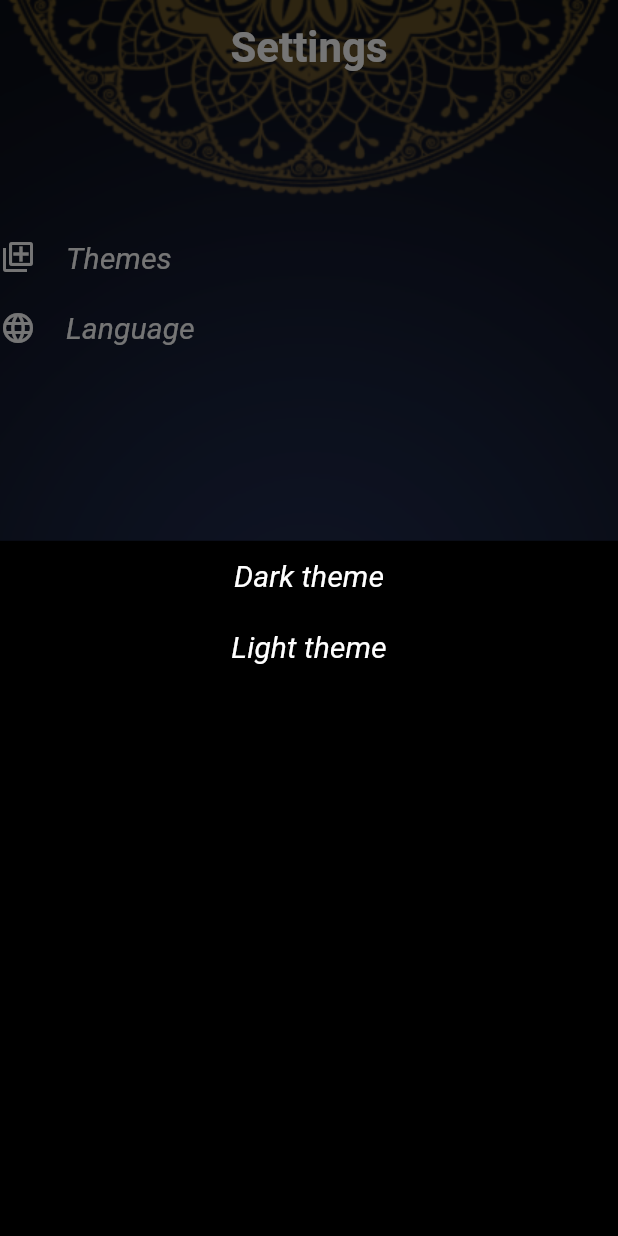
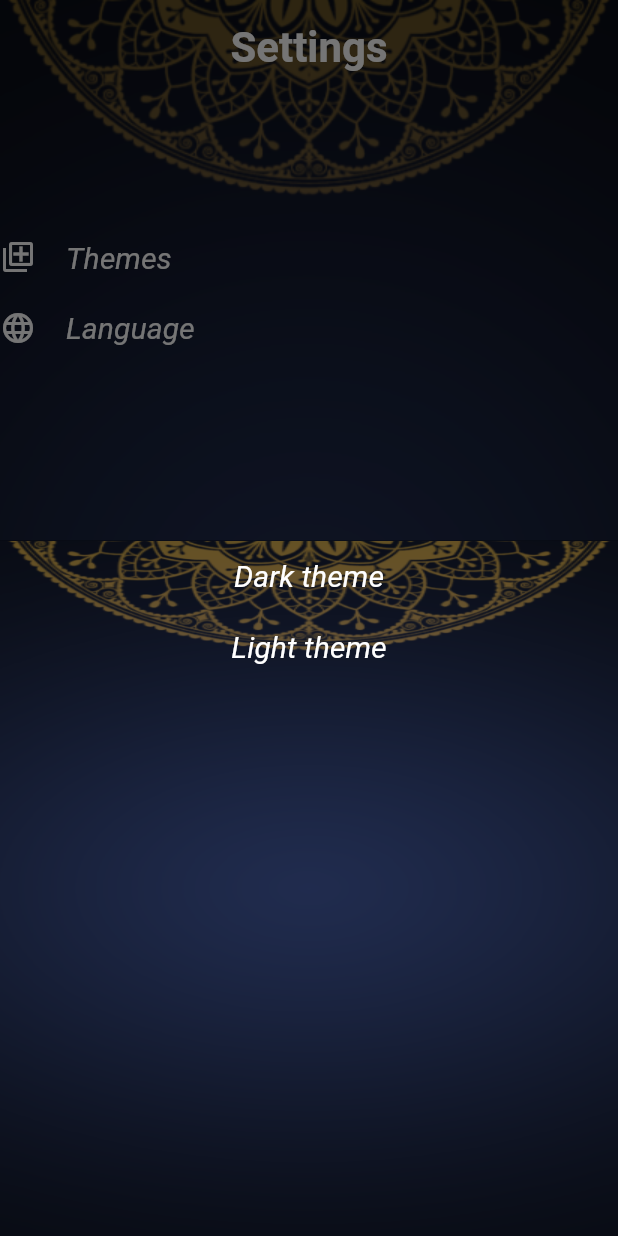
Before and after one commit to Youssef-Bassem/IslamiApp, a Flutter app: the SideMenu screen opened directly, after a tap on "Themes", on a phone screen of 412 x 824 dp. Run offline on Flutter 3.47's test engine with Material 2 defaults, Android fonts, the phone set to English and light mode, and no system bars; our stand-ins replace just_audio, shared_preferences; missing offline and left inert: audio_session; accounts and stored records are empty; generated files the repository leaves out were written again; network calls fail.

Commit message:
Background image for bottomSheet in settings screen

```diff
--- a/lib/View/MainScreens/SettingsScreen.dart
+++ b/lib/View/MainScreens/SettingsScreen.dart
@@ -92,6 +92,14 @@ class _SideMenuState extends State<SideMenu> {
         context: context,
         builder: (builderContext) {
           return Container(
+            decoration: BoxDecoration(
+              image: DecorationImage(
+                image: AssetImage(provider.isDarkModeEnabled()
+                    ? "assets/bg.png"
+                    : "assets/ahades1.png"),
+                fit: BoxFit.fill,
+              ),
+            ),
             child: Column(
               children: [
                 InkWell(
@@ -123,6 +131,14 @@ class _SideMenuState extends State<SideMenu> {
         context: context,
         builder: (builderContext) {
           return Container(
+            decoration: BoxDecoration(
+              image: DecorationImage(
+                image: AssetImage(provider.isDarkModeEnabled()
+                    ? "assets/bg.png"
+                    : "assets/ahades1.png"),
+                fit: BoxFit.fill,
+              ),
+            ),
             child: Column(
               crossAxisAlignment: CrossAxisAlignment.stretch,
               children: [
```
